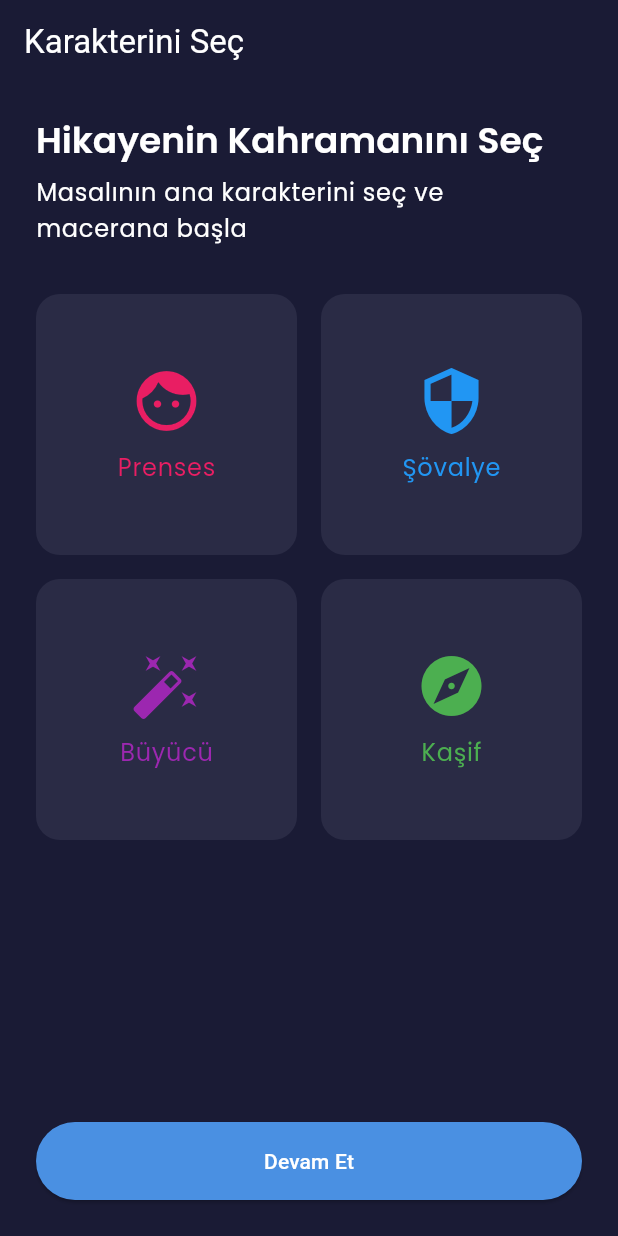
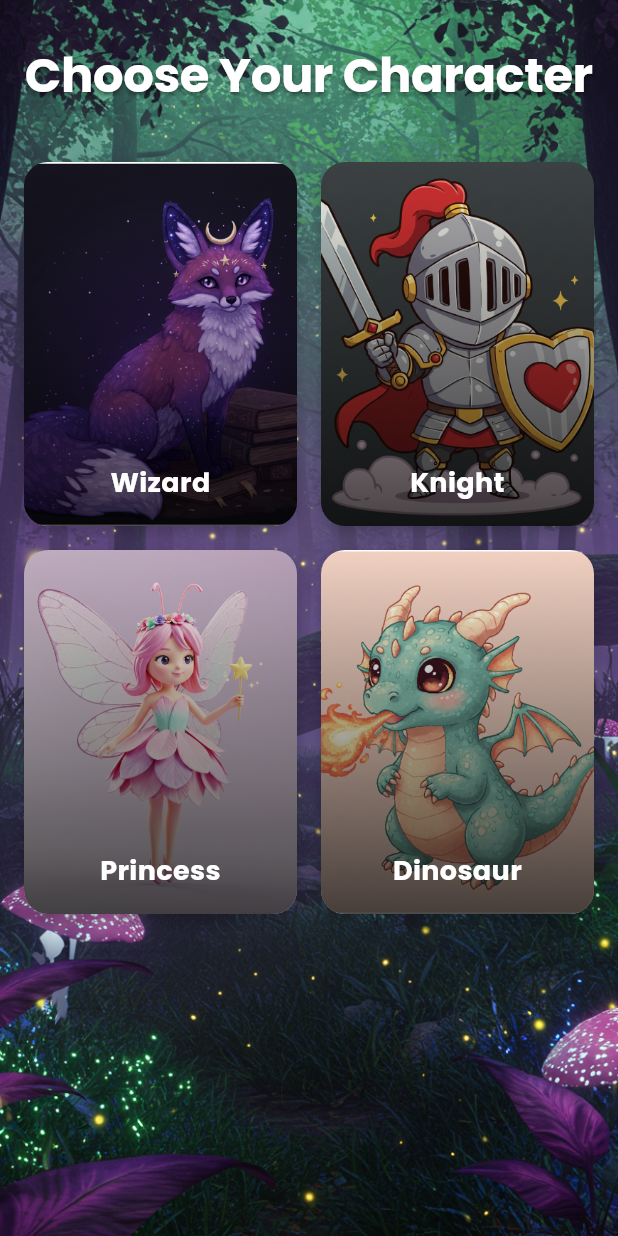
Before and after one commit to htahaozlu/ai-tale, a Flutter app: the CharacterSelectionScreen screen opened directly, on a phone screen of 412 x 824 dp. Run offline on Flutter 3.47's test engine with Material 3 defaults, Android fonts, the light colour scheme and no system bars; our stand-ins replace flutter_secure_storage, google_fonts; accounts and stored records are empty.

Commit message:
Bazı güzel düzeltmeler

```diff
--- a/lib/screens/personalization/character_selection_screen.dart
+++ b/lib/screens/personalization/character_selection_screen.dart
@@ -1,146 +1,62 @@
 import 'package:flutter/material.dart';
-import 'package:ai_tale/screens/personalization/theme_selection_screen.dart';
-import 'package:ai_tale/theme/app_theme.dart';
 
-class CharacterSelectionScreen extends StatefulWidget {
+class CharacterSelectionScreen extends StatelessWidget {
   const CharacterSelectionScreen({super.key});
 
   @override
-  State<CharacterSelectionScreen> createState() => _CharacterSelectionScreenState();
-}
+  Widget build(BuildContext context) {
+    final characters = [
+      {'name': 'Wizard', 'image': 'assets/images/backgrounds/wizard.jpg'},
+      {'name': 'Knight', 'image': 'assets/images/backgrounds/knight.jpg'},
+      {'name': 'Princess', 'image': 'assets/images/backgrounds/princess.jpg'},
+      {'name': 'Dinosaur', 'image': 'assets/images/backgrounds/dinosaur.jpg'},
+    ];
 
-class _CharacterSelectionScreenState extends State<CharacterSelectionScreen> {
-  int? _selectedCharacterIndex;
-
-  final List<Map<String, dynamic>> _characters = [
-    {
-      'name': 'Prenses',
-      'icon': Icons.face,
-      'color': Colors.pink,
-    },
-    {
-      'name': 'Şövalye',
-      'icon': Icons.security,
-      'color': Colors.blue,
-    },
-    {
-      'name': 'Büyücü',
-      'icon': Icons.auto_fix_high,
-      'color': Colors.purple,
-    },
-    {
-      'name': 'Kaşif',
-      'icon': Icons.explore,
-      'color': Colors.green,
-    },
-  ];
-
-  void _handleCharacterSelection(int index) {
-    setState(() {
-      _selectedCharacterIndex = index;
-    });
-  }
-
-  void _navigateToThemeSelection() {
-    if (_selectedCharacterIndex != null) {
-      Navigator.push(
-        context,
-        MaterialPageRoute(
-          builder: (context) => ThemeSelectionScreen(
-            character: _characters[_selectedCharacterIndex!],
+    return Scaffold(
+      body: Container(
+        decoration: const BoxDecoration(
+          image: DecorationImage(
+            image: AssetImage('assets/images/backgrounds/magic_forest.jpg'),
+            fit: BoxFit.cover,
           ),
         ),
-      );
-    } else {
-      ScaffoldMessenger.of(context).showSnackBar(
-        const SnackBar(
-          content: Text('Lütfen bir karakter seçin'),
-          backgroundColor: AppTheme.errorColor,
-        ),
-      );
-    }
-  }
-
-  @override
-  Widget build(BuildContext context) {
-    return Scaffold(
-      appBar: AppBar(
-        title: const Text('Karakterini Seç'),
-        backgroundColor: Colors.transparent,
-        elevation: 0,
-      ),
-      body: SafeArea(
-        child: Padding(
-          padding: const EdgeInsets.all(24.0),
+        child: SafeArea(
           child: Column(
-            crossAxisAlignment: CrossAxisAlignment.stretch,
             children: [
+              const SizedBox(height: 32),
               Text(
-                'Hikayenin Kahramanını Seç',
-                style: Theme.of(context).textTheme.displayMedium,
+                'Choose Your Character',
+                style: Theme.of(context).textTheme.displayLarge?.copyWith(
+                  color: Colors.white,
+                  fontSize: 32,
+                  fontWeight: FontWeight.bold,
+                  shadows: [
+                    const Shadow(
+                      offset: Offset(0, 2),
+                      blurRadius: 4,
+                      color: Colors.black45,
+                    ),
+                  ],
+                ),
               ),
-              const SizedBox(height: 8),
-              Text(
-                'Masalının ana karakterini seç ve macerana başla',
-                style: Theme.of(context).textTheme.bodyLarge,
-              ),
-              const SizedBox(height: 32),
+              const SizedBox(height: 24),
               Expanded(
                 child: GridView.builder(
+                  padding: const EdgeInsets.all(16),
                   gridDelegate: const SliverGridDelegateWithFixedCrossAxisCount(
                     crossAxisCount: 2,
+                    childAspectRatio: 0.75,
                     crossAxisSpacing: 16,
                     mainAxisSpacing: 16,
                   ),
-                  itemCount: _characters.length,
+                  itemCount: characters.length,
                   itemBuilder: (context, index) {
-                    final character = _characters[index];
-                    final isSelected = _selectedCharacterIndex == index;
-
-                    return GestureDetector(
-                      onTap: () => _handleCharacterSelection(index),
-                      child: Container(
-                        decoration: BoxDecoration(
-                          color: isSelected
-                              ? character['color'].withOpacity(0.2)
-                              : AppTheme.surfaceColor,
-                          borderRadius: BorderRadius.circular(16),
-                          border: Border.all(
-                            color: isSelected
-                                ? character['color']
-                                : Colors.transparent,
-                            width: 2,
-                          ),
-                        ),
-                        child: Column(
-                          mainAxisAlignment: MainAxisAlignment.center,
-                          children: [
-                            Icon(
-                              character['icon'],
-                              size: 48,
-                              color: character['color'],
-                            ),
-                            const SizedBox(height: 8),
-                            Text(
-                              character['name'],
-                              style: Theme.of(context)
-                                  .textTheme
-                                  .bodyLarge
-                                  ?.copyWith(
-                                color: character['color'],
-                              ),
-                            ),
-                          ],
-                        ),
-                      ),
+                    return CharacterCard(
+                      name: characters[index]['name']!,
+                      imagePath: characters[index]['image']!,
                     );
                   },
                 ),
-              ),
-              const SizedBox(height: 24),
-              ElevatedButton(
-                onPressed: _navigateToThemeSelection,
-                child: const Text('Devam Et'),
               ),
             ],
           ),
@@ -149,3 +65,74 @@ class _CharacterSelectionScreenState extends State<CharacterSelectionScreen> {
     );
   }
 }
+
+class CharacterCard extends StatelessWidget {
+  final String name;
+  final String imagePath;
+
+  const CharacterCard({
+    super.key,
+    required this.name,
+    required this.imagePath,
+  });
+
+  @override
+  Widget build(BuildContext context) {
+    return GestureDetector(
+      onTap: () {
+        // TODO: Implement character selection
+        Navigator.pushNamed(context, '/theme-selection');
+      },
+      child: Container(
+        decoration: BoxDecoration(
+          borderRadius: BorderRadius.circular(16),
+          boxShadow: [
+            BoxShadow(
+              color: Colors.black.withOpacity(0.2),
+              blurRadius: 8,
+              offset: const Offset(0, 4),
+            ),
+          ],
+        ),
+        child: ClipRRect(
+          borderRadius: BorderRadius.circular(16),
+          child: Stack(
+            fit: StackFit.expand,
+            children: [
+              Image.asset(
+                imagePath,
+                fit: BoxFit.cover,
+              ),
+              Container(
+                decoration: BoxDecoration(
+                  gradient: LinearGradient(
+                    begin: Alignment.topCenter,
+                    end: Alignment.bottomCenter,
+                    colors: [
+                      Colors.transparent,
+                      Colors.black.withOpacity(0.7),
+                    ],
+                  ),
+                ),
+              ),
+              Positioned(
+                bottom: 16,
+                left: 16,
+                right: 16,
+                child: Text(
+                  name,
+                  style: const TextStyle(
+                    color: Colors.white,
+                    fontSize: 18,
+                    fontWeight: FontWeight.bold,
+                  ),
+                  textAlign: TextAlign.center,
+                ),
+              ),
+            ],
+          ),
+        ),
+      ),
+    );
+  }
+}
--- a/pubspec.yaml
+++ b/pubspec.yaml
@@ -63,6 +63,7 @@ flutter:
   # To add assets to your application, add an assets section, like this:
   assets:
      - assets/images/
+     - assets/images/backgrounds/
 
   # An image asset can refer to one or more resolution-specific "variants", see
   # https://flutter.dev/to/resolution-aware-images
```
Also changed, not shown: lib/main.dart (+11 -2 lines), lib/screens/auth/sign_in_screen.dart (+18 -8 lines), lib/screens/personalization/theme_selection_screen.dart (+112 -160 lines), lib/screens/welcome_screen.dart (+36 -51 lines).
